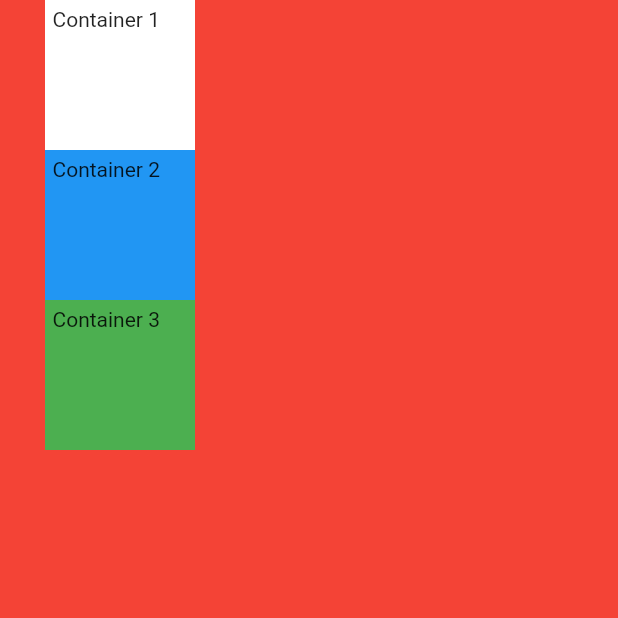
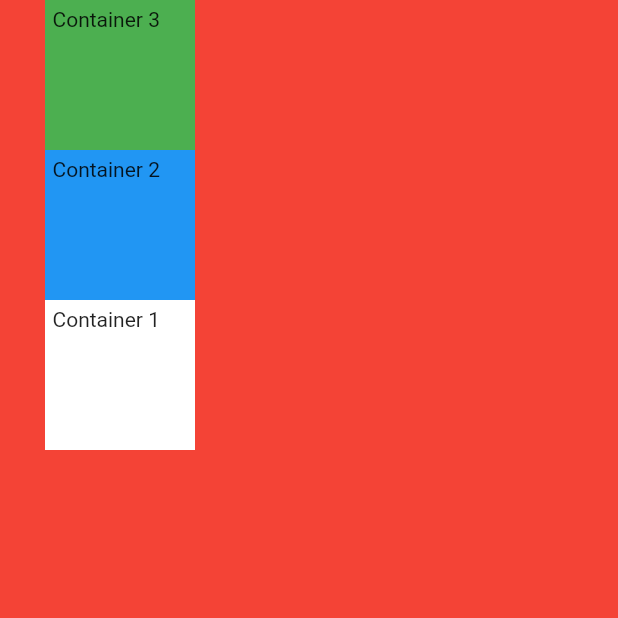
Before and after one commit to ami9901/mi_card_flutter, a Flutter app: the screen it shows after launch, on a phone screen of 412 x 824 dp, the top half of it. Run offline on Flutter 3.47's test engine with Material 2 defaults, Android fonts, the phone set to English and light mode, and no system bars.

Commit message:
exploring column attributes

```diff
--- a/lib/main.dart
+++ b/lib/main.dart
@@ -13,6 +13,8 @@ class MyApp extends StatelessWidget {
         //Safe area takes up the space which is visible , ignoring the phone notch, etc
         body: SafeArea(
           child: Column(
+            mainAxisSize: MainAxisSize.min, //setting the size that the column should take up to minimum, by default it is maximum
+            verticalDirection: VerticalDirection.up, // Direction in which the children would lay out on the vertical axis, up is towards upwards , by default it is downwards
             children: <Widget>[
               Container(
                   //Container with no children try to be as big as possible
```
